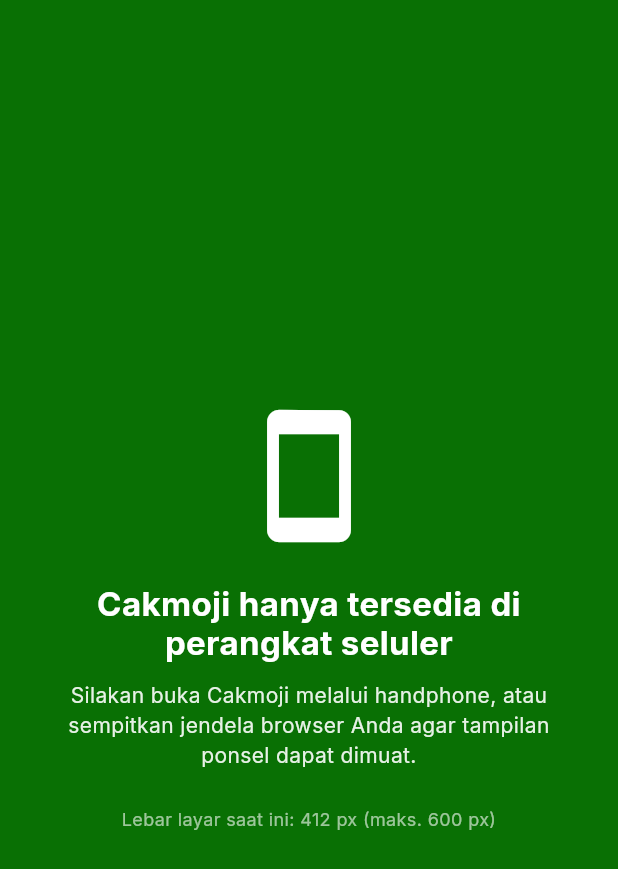
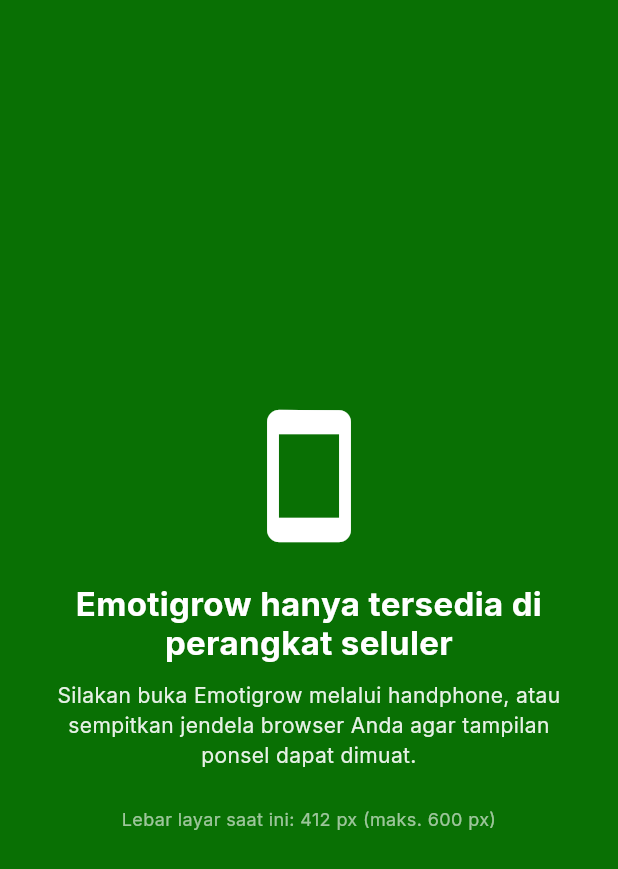
Before and after one commit to kyhchn/emotigrow, a Flutter app: the _MobileOnlyPlaceholder screen opened directly, on a phone screen of 412 x 824 dp. Shown: the top 869 px of the screen. Run offline on Flutter 3.47's test engine with Material 3 defaults, Android fonts, the phone set to English and light mode, and no system bars; our stand-ins replace carousel_slider, firebase_core, firebase_database, flutter_svg, supabase_flutter; accounts and stored records are empty.

Commit message:
feat: rename into emotigrow

```diff
--- a/lib/core/app_colors.dart
+++ b/lib/core/app_colors.dart
@@ -1,6 +1,6 @@
 import 'package:flutter/material.dart';
 
-/// Design tokens extracted from the Cakmoji design (login screen, Figma).
+/// Design tokens extracted from the Emotigrow design (login screen, Figma).
 ///
 /// Use these constants instead of hard-coded colors so the whole app follows
 /// one palette.
--- a/lib/main.dart
+++ b/lib/main.dart
@@ -58,7 +58,7 @@
   @override
   Widget build(BuildContext context) {
     return MaterialApp(
-      title: 'Cakmoji',
+      title: 'Emotigrow',
       debugShowCheckedModeBanner: false,
       theme: buildAppTheme(),
       // Web is mobile-only: desktop-sized screens get a "use a phone" screen
--- a/lib/screens/home/manual_and_menu_page.dart
+++ b/lib/screens/home/manual_and_menu_page.dart
@@ -10,7 +10,7 @@
       backgroundColor: Colors.black,
       appBar: AppBar(
         // backgroundColor: Colors.transparent,
-        title: Text('Cakmoji Guidebook'),
+        title: Text('Emotigrow Guidebook'),
         elevation: 0,
         leading: IconButton(
           icon: const Icon(Icons.arrow_back_ios),
--- a/lib/screens/home/marketplace_page.dart
+++ b/lib/screens/home/marketplace_page.dart
@@ -30,7 +30,7 @@
       imageAsset: 'assets/images/selada_keriting.png',
     ),
     MarketplaceItem(
-      name: 'Alat Monitoring Hidroponik CakMoji',
+      name: 'Alat Monitoring Hidroponik Emotigrow',
       location: 'Karanganyar',
       price: 'Rp 1.380.000',
       imageAsset: 'assets/images/alat_hidroponik.png',
--- a/lib/screens/home/profile_page.dart
+++ b/lib/screens/home/profile_page.dart
@@ -14,7 +14,7 @@
 }
 
 class _ProfilePageState extends State<ProfilePage> {
-  String _name = 'Pengguna Cakmoji';
+  String _name = 'Pengguna Emotigrow';
   String _email = '';
   String _type = 'pelanggan'; // from profiles.type: 'petani' | 'pelanggan'
   bool _signingOut = false;
--- a/lib/screens/homepage_generated.dart
+++ b/lib/screens/homepage_generated.dart
@@ -32,7 +32,7 @@
 const String kWhatsAppSupportNumber = '6289528344530';
 
 /// Pre-filled message when opening the support chat.
-const String kWhatsAppSupportMessage = 'Halo Cakmoji, saya ingin bertanya.';
+const String kWhatsAppSupportMessage = 'Halo Emotigrow, saya ingin bertanya.';
 
 /// Opens a WhatsApp chat with [number], pre-filling [message].
 ///
--- a/lib/screens/kontrol_iot/kontrol_iot_page.dart
+++ b/lib/screens/kontrol_iot/kontrol_iot_page.dart
@@ -81,7 +81,7 @@
   }
 
   /// Live-driven twin of the first demo plant: status, health score and the
-  /// matching Cakmoji emoticon all follow the current `final_output`.
+  /// matching Emotigrow emoticon all follow the current `final_output`.
   _PlantOption _liveTwin(KontrolIotLiveData live) {
     return _PlantOption(
       name: _demoPlants.first.name,
--- a/lib/screens/login_screen.dart
+++ b/lib/screens/login_screen.dart
@@ -60,7 +60,7 @@
   @override
   Widget build(BuildContext context) {
     return Scaffold(
-      appBar: AppBar(title: const Text('Welcome to Cakmoji')),
+      appBar: AppBar(title: const Text('Welcome to Emotigrow')),
       body: SingleChildScrollView(
         padding: const EdgeInsets.all(24),
         child: Form(
--- a/lib/widgets/app_bottom_nav.dart
+++ b/lib/widgets/app_bottom_nav.dart
@@ -11,7 +11,7 @@
   final Widget? customIcon;
 }
 
-/// Reusable bottom navigation bar matching the Cakmoji design:
+/// Reusable bottom navigation bar matching the Emotigrow design:
 /// teal background, evenly-spaced destinations, and an optional raised center
 /// button (scan/FAB). Every child is `Expanded`, so it resizes with any width.
 class AppBottomNav extends StatelessWidget {
--- a/lib/widgets/app_text_field.dart
+++ b/lib/widgets/app_text_field.dart
@@ -2,7 +2,7 @@
 
 import '../core/app_colors.dart';
 
-/// Reusable text input styled per the Cakmoji design system:
+/// Reusable text input styled per the Emotigrow design system:
 /// white fill, rounded corners, muted placeholder, green focus border.
 class AppTextField extends StatelessWidget {
   const AppTextField({
--- a/lib/widgets/mobile_only_gate.dart
+++ b/lib/widgets/mobile_only_gate.dart
@@ -53,7 +53,7 @@
                 const Icon(Icons.smartphone, size: 96, color: Colors.white),
                 const SizedBox(height: 24),
                 const Text(
-                  'Cakmoji hanya tersedia di perangkat seluler',
+                  'Emotigrow hanya tersedia di perangkat seluler',
                   textAlign: TextAlign.center,
                   style: TextStyle(
                     color: Colors.white,
@@ -64,7 +64,7 @@
                 ),
                 const SizedBox(height: 12),
                 Text(
-                  'Silakan buka Cakmoji melalui handphone, atau sempitkan '
+                  'Silakan buka Emotigrow melalui handphone, atau sempitkan '
                   'jendela browser Anda agar tampilan ponsel dapat dimuat.',
                   textAlign: TextAlign.center,
                   style: TextStyle(
```
Also changed, not shown: 9 other files.
